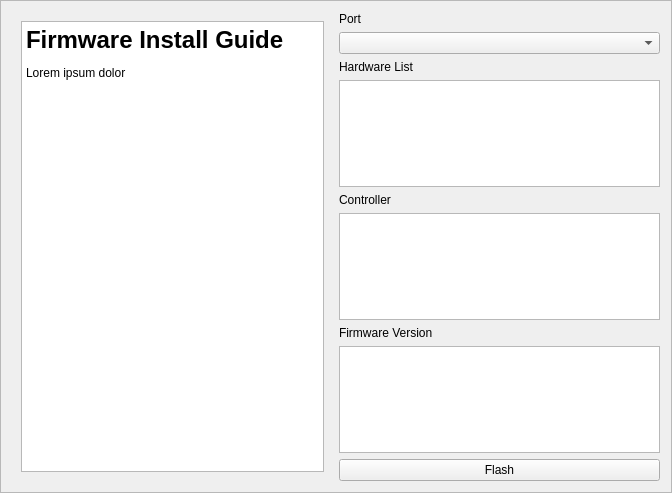
Old version of the form software/python/ayab/plugins/ayab_plugin/firmware_flash_ui.ui in the repository AllYarnsAreBeautiful/ayab-desktop.
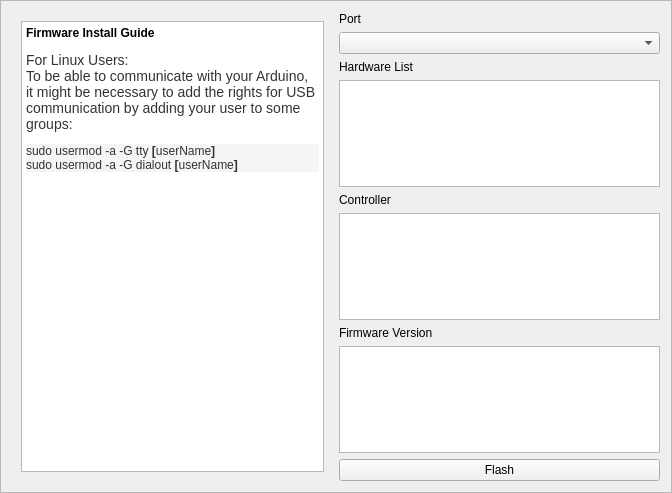
New version of the form.

Commit message: better flash_ui sidebar text.

Patch:
```diff
--- a/software/python/ayab/plugins/ayab_plugin/firmware_flash_ui.ui
+++ b/software/python/ayab/plugins/ayab_plugin/firmware_flash_ui.ui
@@ -29,9 +29,12 @@
          <string notr="true">&lt;!DOCTYPE HTML PUBLIC &quot;-//W3C//DTD HTML 4.0//EN&quot; &quot;http://www.w3.org/TR/REC-html40/strict.dtd&quot;&gt;
 &lt;html&gt;&lt;head&gt;&lt;meta name=&quot;qrichtext&quot; content=&quot;1&quot; /&gt;&lt;style type=&quot;text/css&quot;&gt;
 p, li { white-space: pre-wrap; }
-&lt;/style&gt;&lt;/head&gt;&lt;body style=&quot; font-family:'Sans Serif'; font-size:9pt; font-weight:400; font-style:normal;&quot;&gt;
-&lt;p style=&quot; margin-top:18px; margin-bottom:12px; margin-left:0px; margin-right:0px; -qt-block-indent:0; text-indent:0px;&quot;&gt;&lt;span style=&quot; font-size:xx-large; font-weight:600;&quot;&gt;Firmware Install Guide&lt;/span&gt;&lt;/p&gt;
-&lt;p style=&quot; margin-top:12px; margin-bottom:12px; margin-left:0px; margin-right:0px; -qt-block-indent:0; text-indent:0px;&quot;&gt;Lorem ipsum dolor&lt;/p&gt;&lt;/body&gt;&lt;/html&gt;</string>
+&lt;/style&gt;&lt;/head&gt;&lt;body style=&quot; font-family:'Sans Serif'; font-size:11pt; font-weight:400; font-style:normal;&quot;&gt;
+&lt;p style=&quot; margin-top:18px; margin-bottom:12px; margin-left:0px; margin-right:0px; -qt-block-indent:0; text-indent:0px;&quot;&gt;&lt;span style=&quot; font-size:9pt; font-weight:600;&quot;&gt;Firmware Install Guide&lt;/span&gt;&lt;/p&gt;
+&lt;p style=&quot; margin-top:12px; margin-bottom:12px; margin-left:0px; margin-right:0px; -qt-block-indent:0; text-indent:0px;&quot;&gt;&lt;span style=&quot; font-family:'Arial,sans-serif'; font-size:14px; color:#333333; background-color:#ffffff;&quot;&gt;For Linux Users:&lt;/span&gt;&lt;span style=&quot; font-family:'Arial,sans-serif'; font-size:14px; color:#333333;&quot;&gt; &lt;br /&gt;To be able to communicate with your Arduino, it might be necessary to add the rights for USB communication by adding your user to some groups:&lt;/span&gt;&lt;/p&gt;
+&lt;p style=&quot; margin-top:0px; margin-bottom:0px; margin-left:0px; margin-right:0px; -qt-block-indent:0; text-indent:0px; background-color:#f5f5f5;&quot;&gt;&lt;span style=&quot; font-family:'Bitstream Vera Sans Mono,DejaVu Sans Mono,Monaco,Courier,monospace'; font-size:12px; color:#333333; background-color:#f5f5f5;&quot;&gt;sudo usermod -a -G tty &lt;/span&gt;&lt;span style=&quot; font-family:'Bitstream Vera Sans Mono,DejaVu Sans Mono,Monaco,Courier,monospace'; font-size:12px; font-weight:600; color:#333333;&quot;&gt;[&lt;/span&gt;&lt;span style=&quot; font-family:'Bitstream Vera Sans Mono,DejaVu Sans Mono,Monaco,Courier,monospace'; font-size:12px; color:#333333;&quot;&gt;userName&lt;/span&gt;&lt;span style=&quot; font-family:'Bitstream Vera Sans Mono,DejaVu Sans Mono,Monaco,Courier,monospace'; font-size:12px; font-weight:600; color:#333333;&quot;&gt;]&lt;/span&gt;&lt;/p&gt;
+&lt;p style=&quot; margin-top:0px; margin-bottom:0px; margin-left:0px; margin-right:0px; -qt-block-indent:0; text-indent:0px; background-color:#f5f5f5;&quot;&gt;&lt;span style=&quot; font-family:'Bitstream Vera Sans Mono,DejaVu Sans Mono,Monaco,Courier,monospace'; font-size:12px; color:#333333;&quot;&gt;sudo usermod -a -G dialout &lt;/span&gt;&lt;span style=&quot; font-family:'Bitstream Vera Sans Mono,DejaVu Sans Mono,Monaco,Courier,monospace'; font-size:12px; font-weight:600; color:#333333;&quot;&gt;[&lt;/span&gt;&lt;span style=&quot; font-family:'Bitstream Vera Sans Mono,DejaVu Sans Mono,Monaco,Courier,monospace'; font-size:12px; color:#333333;&quot;&gt;userName&lt;/span&gt;&lt;span style=&quot; font-family:'Bitstream Vera Sans Mono,DejaVu Sans Mono,Monaco,Courier,monospace'; font-size:12px; font-weight:600; color:#333333;&quot;&gt;]&lt;/span&gt;&lt;/p&gt;
+&lt;p style=&quot;-qt-paragraph-type:empty; margin-top:0px; margin-bottom:0px; margin-left:0px; margin-right:0px; -qt-block-indent:0; text-indent:0px; font-family:'Arial,sans-serif'; font-size:14px; color:#333333;&quot;&gt;&lt;br /&gt;&lt;/p&gt;&lt;/body&gt;&lt;/html&gt;</string>
         </property>
        </widget>
       </item>
```
The commit also changes 1 other file.
